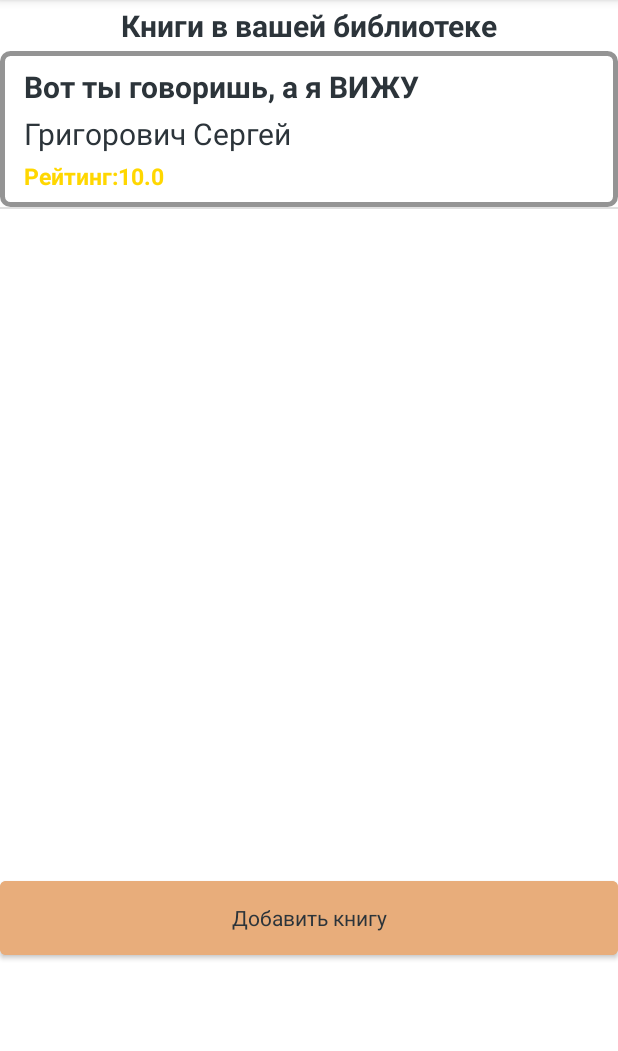
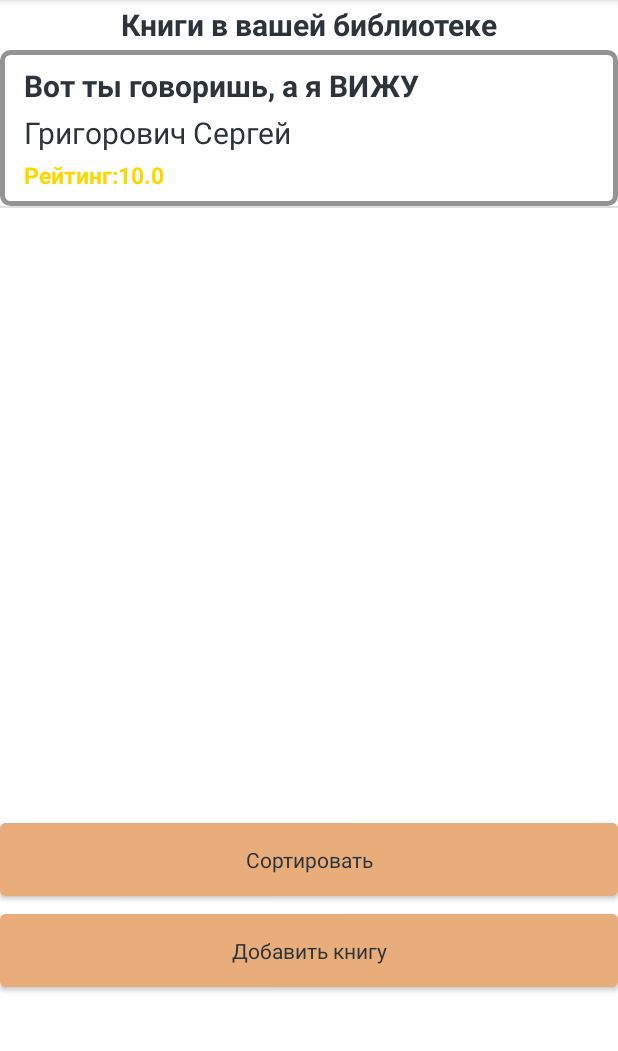
Before and after one commit to ilookhandsometoday/library, an Android app: the BooksActivity screen opened directly, with no data from a screen before it, on a phone screen of 412 x 824 dp, the part 84-1135 px from its top. Run offline under Robolectric (Android 15) with nearby library versions, the phone set to English and light mode, and no system bars; our stand-ins replace Room's generated code.

Commit message:
Implement adding a book

```diff
--- a/app/src/main/AndroidManifest.xml
+++ b/app/src/main/AndroidManifest.xml
@@ -19,6 +19,10 @@
         <activity android:name=".books_view.BooksActivity">
 
         </activity>
+
+        <activity android:name=".books_view.InsertBookActivity">
+
+        </activity>
     </application>
 
 </manifest>
--- a/app/src/main/java/com/ham/library/books_view/BooksActivity.java
+++ b/app/src/main/java/com/ham/library/books_view/BooksActivity.java
@@ -2,16 +2,19 @@ package com.ham.library.books_view;
 
 import android.content.ClipData;
 import android.content.Context;
+import android.content.Intent;
 import android.os.Bundle;
 import android.view.LayoutInflater;
 import android.view.View;
 import android.view.ViewGroup;
+import android.widget.Button;
 import android.widget.LinearLayout;
 import android.widget.TextView;
 import android.widget.ToggleButton;
 
 import androidx.annotation.NonNull;
 import androidx.annotation.Nullable;
+import androidx.lifecycle.LiveData;
 import androidx.lifecycle.Observer;
 import androidx.recyclerview.widget.DividerItemDecoration;
 import androidx.recyclerview.widget.LinearLayoutManager;
@@ -24,6 +27,7 @@ import com.ham.library.dao.model.Book;
 
 import org.jetbrains.annotations.NotNull;
 
+import java.lang.reflect.Array;
 import java.util.ArrayList;
 import java.util.List;
 
@@ -37,6 +41,22 @@ public class BooksActivity extends BaseActivity {
         super.onCreate(savedInstanceState);
         setContentView(R.layout.activity_books);
 
+        Button addButton = findViewById(R.id.add_book_button);
+        addButton.setOnClickListener(new View.OnClickListener() {
+            @Override
+            public void onClick(View v) {
+                addButton();
+            }
+        });
+
+        Button sortButton = findViewById(R.id.sort_button);
+        sortButton.setOnClickListener(new View.OnClickListener(){
+            @Override
+            public void onClick(View v){
+                sortButton();
+            }
+        });
+
         this.booksRecyclerView = findViewById(R.id.booksRecyclerView);
         this.booksRecyclerView.setLayoutManager(new LinearLayoutManager(this));
         this.booksRecyclerView.addItemDecoration(new DividerItemDecoration(this, LinearLayoutManager.VERTICAL));
@@ -46,21 +66,40 @@ public class BooksActivity extends BaseActivity {
         initData();
     }
 
+    public void addButton(){
+        Intent intent = new Intent(this, InsertBookActivity.class);
+        startActivity(intent);
+    }
+
+    public void fetchData(List<BookEntity> bookEntities){
+        ArrayList<Book> booksFromBD = new ArrayList<>();
+        for (BookEntity listEntity : bookEntities) {
+            booksFromBD.add(new Book(listEntity.id, listEntity.title, listEntity.author, listEntity.rating));
+        }
+        this.adapter.setDataList(booksFromBD);
+    }
+
+    public void sortButton(){
+        this.mainViewModel.getBooksOrderByRating().observe(this, new Observer<List<BookEntity>>(){
+
+            @Override
+            public void onChanged(List<BookEntity> bookEntities) {
+                fetchData(bookEntities);
+            }
+        });
+    }
+
     public void initData(){
         this.mainViewModel.getBooks().observe(this, new Observer<List<BookEntity>>(){
 
             @Override
             public void onChanged(List<BookEntity> bookEntities) {
-                ArrayList<Book> booksFromBD = new ArrayList<>();
-                for (BookEntity listEntity : bookEntities) {
-                    booksFromBD.add(new Book(listEntity.id, listEntity.title, listEntity.author, listEntity.rating));
-                }
-                adapter.setDataList(booksFromBD);
+                fetchData(bookEntities);
             }
         });
     }
 
-    public final static class ItemAdapter extends RecyclerView.Adapter<RecyclerView.ViewHolder>{
+    public final static class ItemAdapter extends RecyclerView.Adapter<RecyclerView.ViewHolder> implements View.OnClickListener{
         private ArrayList<Book> dataList = new ArrayList<>();
 
         public static class ViewHolder extends RecyclerView.ViewHolder{
@@ -72,6 +111,7 @@ public class BooksActivity extends BaseActivity {
                 this.name = itemView.findViewById(R.id.ItemBookName);
                 this.author = itemView.findViewById(R.id.ItemBookAuthor);
                 this.rating = itemView.findViewById(R.id.ItemBookRating);
+                itemView.setTag(this);
             }
 
             public void bind(final Book data){
@@ -95,6 +135,7 @@ public class BooksActivity extends BaseActivity {
             Context context = parent.getContext();
             LayoutInflater inflater = LayoutInflater.from(context);
             View contactView = inflater.inflate(R.layout.book_item_layout, parent, false);
+            contactView.setOnClickListener(this);
             return new ViewHolder(contactView);
         }
 
@@ -108,5 +149,12 @@ public class BooksActivity extends BaseActivity {
         public int getItemCount() {
             return dataList.size();
         }
+
+        @Override
+        public void onClick(View v) {
+            ViewHolder vh = (ViewHolder)v.getTag();
+            int position = vh.getAdapterPosition();
+            Book book = this.dataList.get(position);
+        }
     }
 }
--- a/app/src/main/res/layout/activity_books.xml
+++ b/app/src/main/res/layout/activity_books.xml
@@ -24,10 +24,18 @@
         tools:listitem="@layout/book_item_layout" />
 
     <Button
-        android:id="@+id/button"
+        android:id="@+id/sort_button"
+        style="@style/Theme.Library.Button"
         android:layout_width="match_parent"
         android:layout_height="wrap_content"
         android:layout_weight="2"
-        android:text="@string/books_activity_add_button"
-        style="@style/Theme.Library.Button"/>
+        android:text="@string/sort" />
+
+    <Button
+        android:id="@+id/add_book_button"
+        style="@style/Theme.Library.Button"
+        android:layout_width="match_parent"
+        android:layout_height="wrap_content"
+        android:layout_weight="2"
+        android:text="@string/books_activity_add_button" />
 </LinearLayout>
--- a/app/src/main/res/values/strings.xml
+++ b/app/src/main/res/values/strings.xml
@@ -6,4 +6,8 @@
     <string name="main_menu_compilation_button">Подборки</string>
     <string name="books_activity_title">Книги в вашей библиотеке</string>
     <string name="books_activity_add_button">Добавить книгу</string>
+    <string name="add_books_title">Добавить книгу</string>
+    <string name="ok">ОК</string>
+    <string name="cancel">Отмена</string>
+    <string name="sort">Сортировать</string>
 </resources>
```
Also changed, not shown: app/src/main/java/com/ham/library/books_view/InsertBookActivity.java (added, +88 -0 lines), app/src/main/res/layout/activity_insert_book.xml (added, +34 -0 lines).
